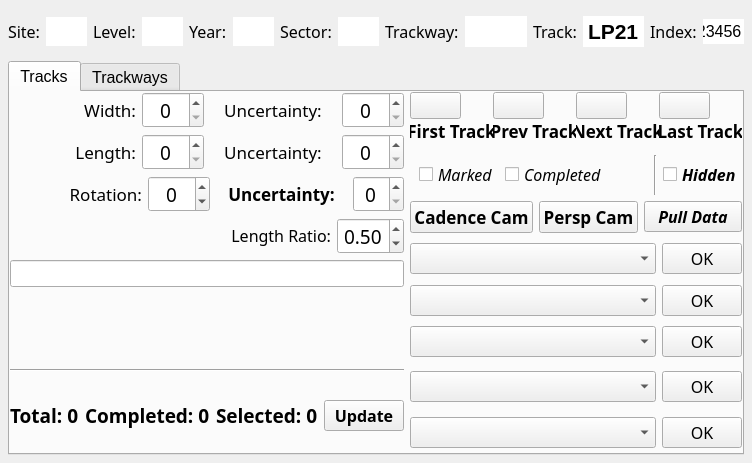
Before: the Qt Designer form resources/widget/tools/TrackwayManagerWidget/TrackwayManagerWidget.ui in sernst/Cadence, drawn with Qt 5.
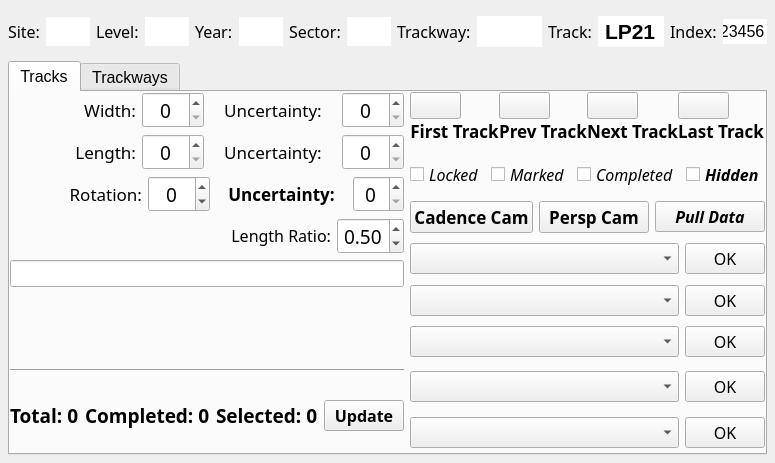
After: the same form once the commit is applied. Icons and pictures are not drawn.

Commit message: KAS: added 'lock' feature so that once set as 'completed' it is also locked, and must be unlocked to edit further.

Diff of the .ui file:
```diff
--- a/resources/widget/tools/TrackwayManagerWidget/TrackwayManagerWidget.ui
+++ b/resources/widget/tools/TrackwayManagerWidget/TrackwayManagerWidget.ui
@@ -1441,22 +1441,22 @@
             <property name="contextMenuPolicy">
              <enum>Qt::DefaultContextMenu</enum>
             </property>
-            <layout class="QHBoxLayout" name="horizontalLayout_16" stretch="1,1,1,0,2,0">
+            <layout class="QHBoxLayout" name="horizontalLayout_16" stretch="1,1,1,1">
              <property name="margin">
               <number>0</number>
              </property>
              <item>
-              <spacer name="horizontalSpacer">
-               <property name="orientation">
-                <enum>Qt::Horizontal</enum>
+              <widget class="QCheckBox" name="lockedCkbx">
+               <property name="font">
+                <font>
+                 <family>Abadi MT Condensed Extra Bold</family>
+                 <italic>true</italic>
+                </font>
                </property>
-               <property name="sizeHint" stdset="0">
-                <size>
-                 <width>40</width>
-                 <height>20</height>
-                </size>
+               <property name="text">
+                <string>Locked</string>
                </property>
-              </spacer>
+              </widget>
              </item>
              <item>
               <widget class="QCheckBox" name="markedCkbx">
@@ -1493,26 +1493,6 @@
                </property>
               </widget>
              </item>
-             <item>
-              <spacer name="horizontalSpacer_2">
-               <property name="orientation">
-                <enum>Qt::Horizontal</enum>
-               </property>
-               <property name="sizeHint" stdset="0">
-                <size>
-                 <width>40</width>
-                 <height>20</height>
-                </size>
-               </property>
-              </spacer>
-             </item>
-             <item>
-              <widget class="Line" name="line_2">
-               <property name="orientation">
-                <enum>Qt::Vertical</enum>
-               </property>
-              </widget>
-             </item>
              <item>
               <widget class="QCheckBox" name="hiddenCkbx">
                <property name="font">
```
The commit also changes 3 other files.
